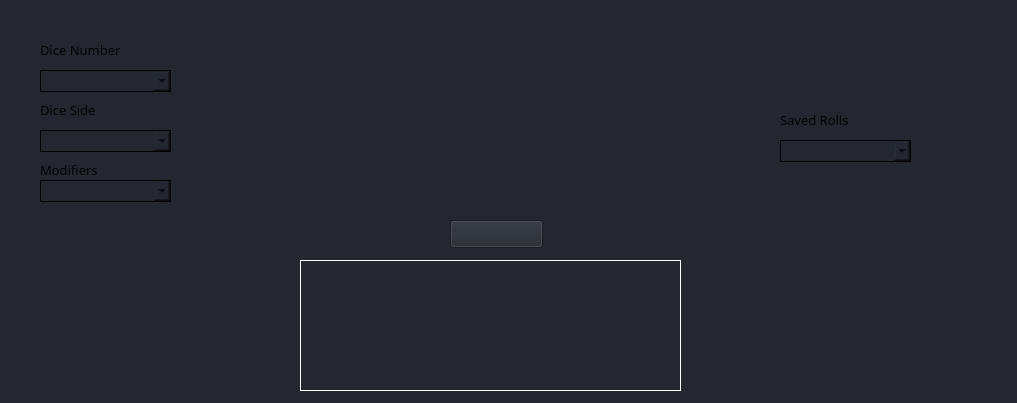
This is src/resources/qt/ui/dicepanel.ui in ssperry94/Dungeon-Dye as Qt 5 draws it before an edit. The edited form follows.
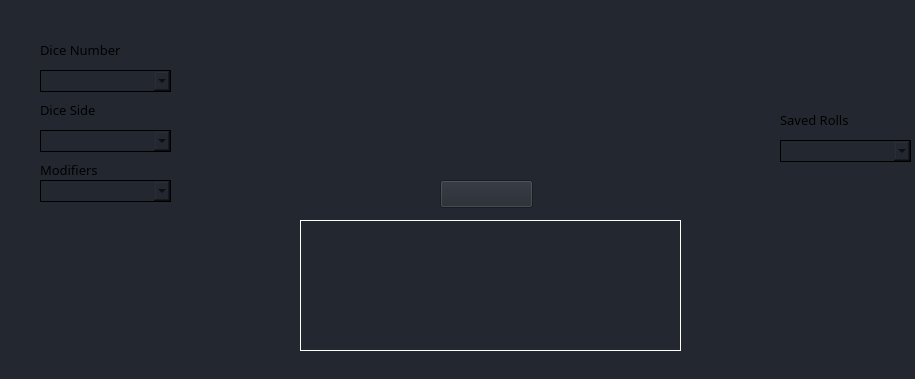
This is the edited form.

Commit message: BRANCH:QtUi.........successfully added and resized dice panel.

Patch:
```diff
--- a/src/resources/qt/ui/dicepanel.ui
+++ b/src/resources/qt/ui/dicepanel.ui
@@ -6,8 +6,8 @@
    <rect>
     <x>0</x>
     <y>0</y>
-    <width>1017</width>
-    <height>403</height>
+    <width>915</width>
+    <height>379</height>
    </rect>
   </property>
   <property name="windowTitle">
@@ -128,8 +128,8 @@
   <widget class="QPushButton" name="roll_button">
    <property name="geometry">
     <rect>
-     <x>450</x>
-     <y>220</y>
+     <x>440</x>
+     <y>180</y>
      <width>93</width>
      <height>28</height>
     </rect>
@@ -180,7 +180,7 @@
    <property name="geometry">
     <rect>
      <x>300</x>
-     <y>260</y>
+     <y>220</y>
      <width>381</width>
      <height>131</height>
     </rect>
```
The commit also changes 2 other files.
